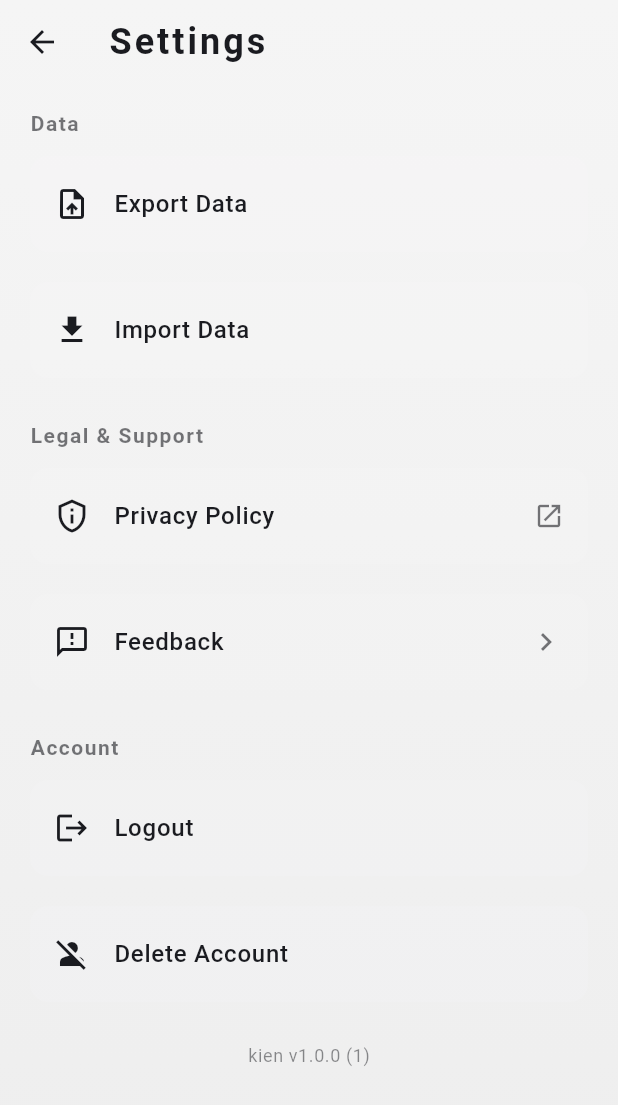
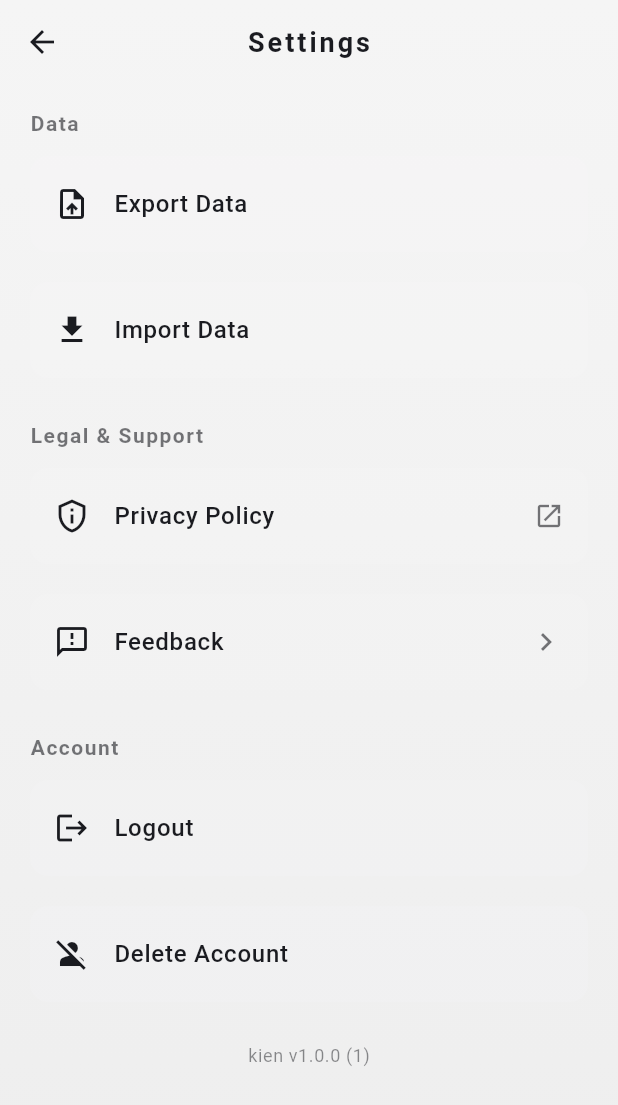
Before and after one commit to kenzo8/Kiseki, a Flutter app: the SettingsPage screen opened directly, on a phone screen of 412 x 824 dp. Shown: the top 1105 px of the screen. Run offline on Flutter 3.47's test engine with Material 3 defaults, Android fonts, the phone set to English and light mode, and no system bars; our stand-ins replace cloud_firestore, file_picker, firebase_auth, firebase_core, google_sign_in, package_info_plus and 2 more; missing offline and left inert: excel; accounts and stored records are empty.

Commit message:
Update font size in SettingsPage for improved readability
- Changed font size from 24 to 14 in the settings title to enhance text clarity and ensure better alignment with overall UI design.

```diff
--- a/lib/pages/settings_page.dart
+++ b/lib/pages/settings_page.dart
@@ -445,11 +445,12 @@ class _SettingsPageState extends State<SettingsPage> {
             ),
             onPressed: () => Navigator.of(context).pop(),
           ),
+          centerTitle: true,
           title: Text(
             'Settings',
             style: TextStyle(
               color: theme.colorScheme.onSurface,
-              fontSize: 24,
+              fontSize: 18,
               fontWeight: FontWeight.w600,
               letterSpacing: 2,
             ),
```
